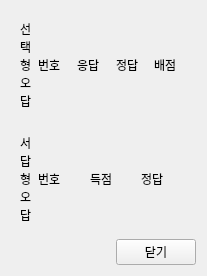
First picture: the form in UI/GradeInfo.ui, repository yuj09161/grademanage, before the edit.
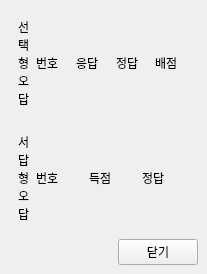
Second picture: the form after the edit.

Diff of the .ui file:
```diff
--- a/UI/GradeInfo.ui
+++ b/UI/GradeInfo.ui
@@ -1,7 +1,7 @@
 <?xml version="1.0" encoding="UTF-8"?>
 <ui version="4.0">
- <class>Form</class>
- <widget class="QWidget" name="Form">
+ <class>GradDetail</class>
+ <widget class="QMainWindow" name="GradDetail">
   <property name="geometry">
    <rect>
     <x>0</x>
@@ -13,6 +13,7 @@
   <property name="windowTitle">
    <string>Form</string>
   </property>
+  <widget class="QWidget" name="centralwidget">
   <layout class="QGridLayout" name="gridLayout_3">
    <item row="2" column="2">
     <widget class="QPushButton" name="pushButton">
@@ -123,6 +124,7 @@
     </widget>
    </item>
   </layout>
+  </widget>
  </widget>
  <resources/>
  <connections/>
```
Left out of the diff: 6 changed lines with no effect on the pictures. Lines whose indentation alone changed are shown as unchanged.
